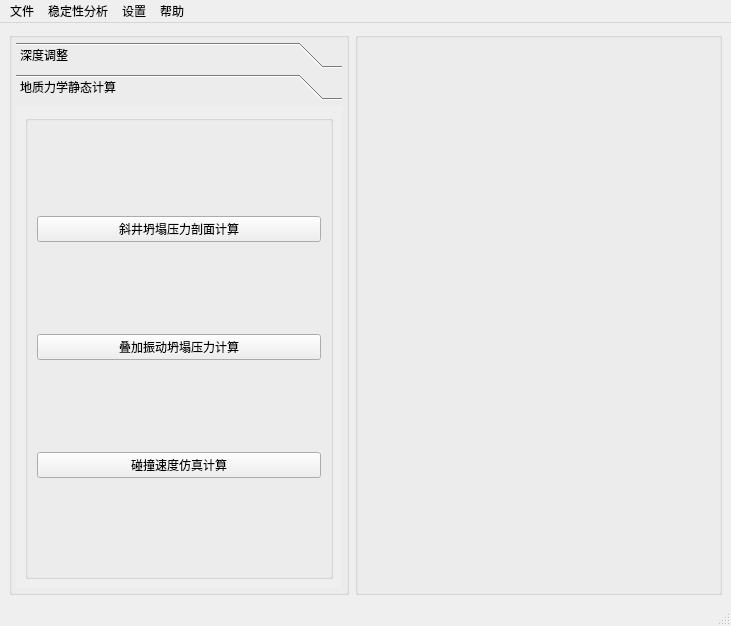
Qt form src/ui/mainwindow.ui (DTTSY/WellLogging) before a commit.
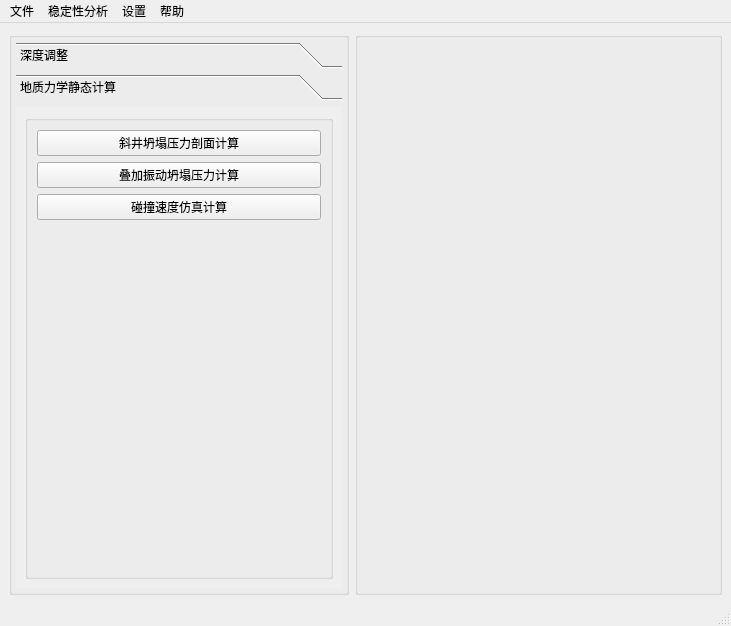
The same form after that commit.

Patch:
```diff
--- a/src/ui/mainwindow.ui
+++ b/src/ui/mainwindow.ui
@@ -173,6 +173,19 @@
                 </property>
                </widget>
               </item>
+              <item>
+               <spacer name="verticalSpacer">
+                <property name="orientation">
+                 <enum>Qt::Orientation::Vertical</enum>
+                </property>
+                <property name="sizeHint" stdset="0">
+                 <size>
+                  <width>20</width>
+                  <height>40</height>
+                 </size>
+                </property>
+               </spacer>
+              </item>
              </layout>
             </widget>
            </item>
```
